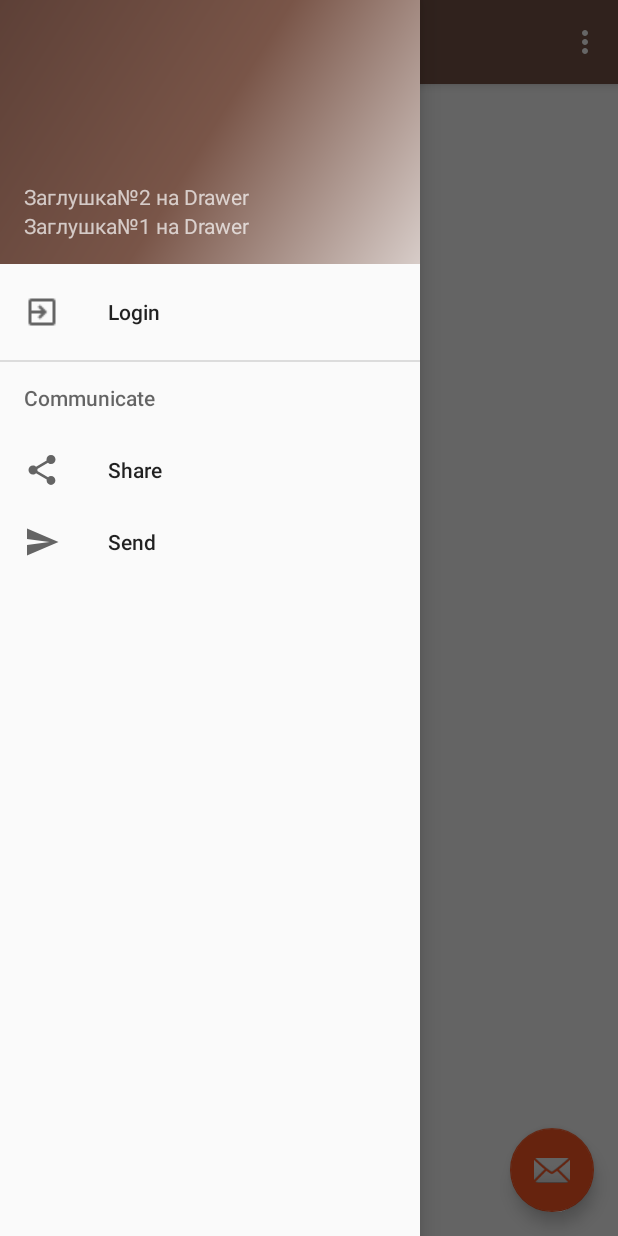
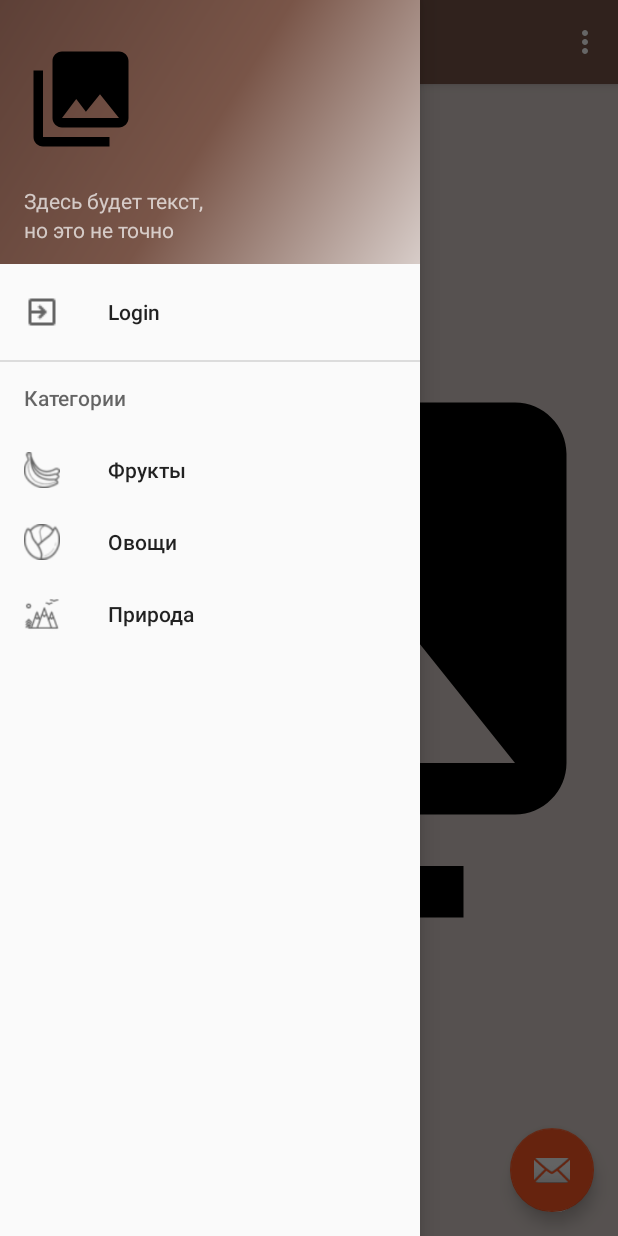
Before and after one commit to Kharin1986/GB_MaterialDesign_X, an Android app: the screen it shows after launch (MainActivity), with the side drawer open, on a phone screen of 412 x 824 dp. Run offline under Robolectric (Android 15) with nearby library versions, the phone set to English and light mode, and no system bars.

Commit message:
HW4 Changed menu and design in the navigation drawer. Added images.

```diff
--- a/app/src/main/res/layout/nav_header_main.xml
+++ b/app/src/main/res/layout/nav_header_main.xml
@@ -12,6 +12,12 @@
         android:theme="@style/ThemeOverlay.AppCompat.Dark"
         android:orientation="vertical"
         android:gravity="bottom">
+    <ImageView
+            android:layout_width="76dp"
+            android:layout_height="100dp"
+            app:srcCompat="@drawable/ic_menu_gallery"
+            android:id="@+id/imageView"/>
+
     <TextView
             android:layout_width="match_parent"
             android:layout_height="wrap_content"
@@ -22,4 +28,5 @@
             android:layout_height="wrap_content"
             android:text="@string/nav_header_subtitle"
             android:id="@+id/textView"/>
+
 </LinearLayout>
--- a/app/src/main/res/menu/activity_main_drawer.xml
+++ b/app/src/main/res/menu/activity_main_drawer.xml
@@ -11,16 +11,20 @@
                 android:title="Login"/>
     </group>
 
-    <item android:title="Communicate">
+    <item android:title="Категории">
         <menu>
             <item
-                    android:id="@+id/nav_share"
-                    android:icon="@drawable/ic_menu_share"
-                    android:title="Share"/>
+                    android:id="@+id/nav_fruits"
+                    android:icon="@drawable/ic_bananas"
+                    android:title="Фрукты"/>
             <item
-                    android:id="@+id/nav_send"
-                    android:icon="@drawable/ic_menu_send"
-                    android:title="Send"/>
+                    android:id="@+id/nav_vegetables"
+                    android:icon="@drawable/ic_vegetables"
+                    android:title="Овощи"/>
+            <item
+                    android:id="@+id/nav_nature"
+                    android:icon="@drawable/ic_nature"
+                    android:title="Природа"/>
         </menu>
     </item>
 
--- a/app/src/main/res/values/strings.xml
+++ b/app/src/main/res/values/strings.xml
@@ -2,10 +2,11 @@
     <string name="app_name">GB_MaterialDesign</string>
     <string name="navigation_drawer_open">Open navigation drawer</string>
     <string name="navigation_drawer_close">Close navigation drawer</string>
-    <string name="nav_header_title">Заглушка№2 на Drawer</string>
-    <string name="nav_header_subtitle">Заглушка№1 на Drawer</string>
+    <string name="nav_header_title">Здесь будет текст,</string>
+    <string name="nav_header_subtitle">но это не точно</string>
     <string name="nav_header_desc">Navigation header</string>
     <string name="action_settings">Settings</string>
     <string name="btn_enter_txt">Войти</string>
     <string name="btn_close_all_txt">Закрыть</string>
+    <string name="image">Image</string>
 </resources>
```
Also changed, not shown: app/src/main/java/com/alexkharin/gb_materialdesign/MainActivity.kt (+14 -0 lines), app/src/main/res/drawable/ic_account_box_black_24dp.xml (added, +9 -0 lines), app/src/main/res/layout-v21/content_main.xml (+10 -5 lines), app/src/main/res/layout/activity_in.xml (+11 -4 lines), app/src/main/res/layout/content_main.xml (+10 -5 lines), app/src/main/res/drawable/ic_bananas.png (added), app/src/main/res/drawable/ic_nature.png (added), app/src/main/res/drawable/ic_vegetables.png (added), app/src/main/res/drawable/img_fruits.png (added), app/src/main/res/drawable/img_nature.png (added), app/src/main/res/drawable/img_vegetables.png (added).
